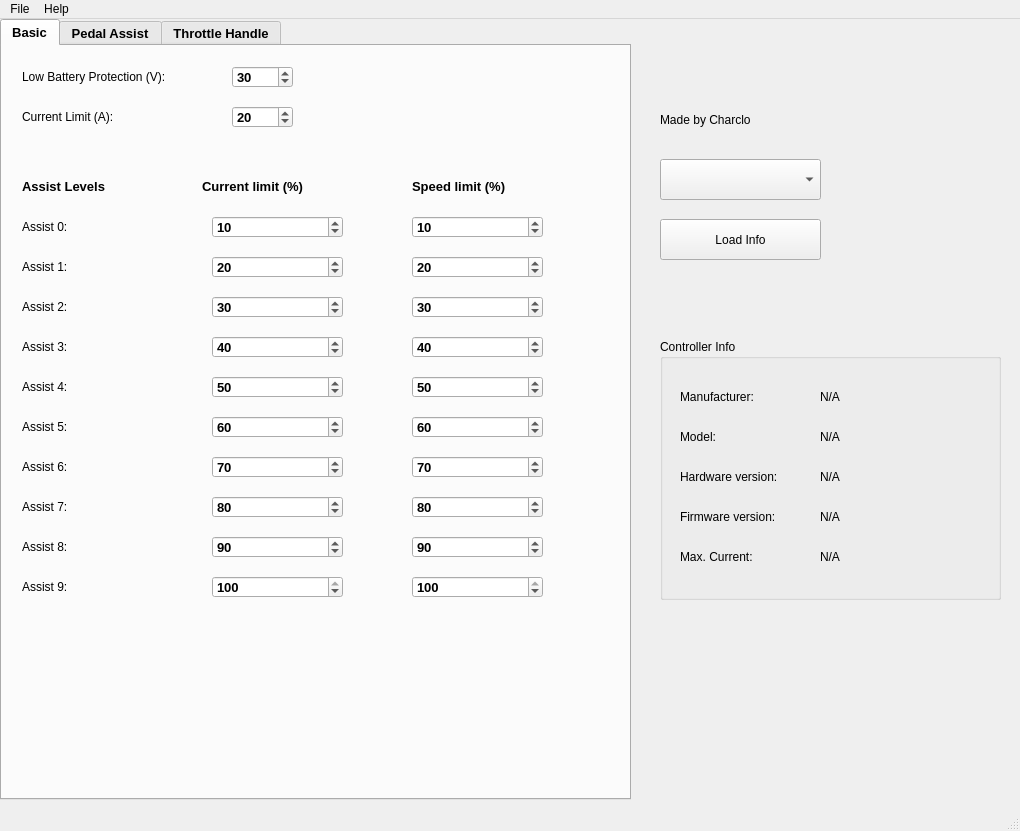
Old version of the form BafangConfigTool.ui in the repository charclo/bafang-python.
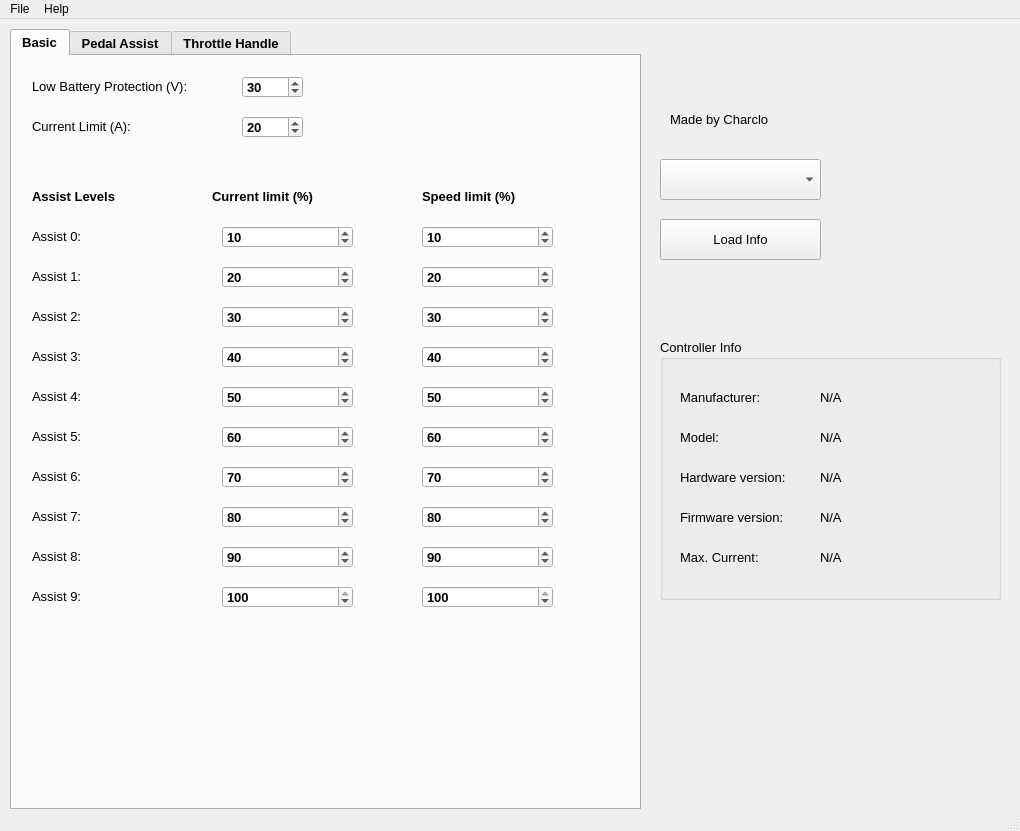
New version of the form. Icons and pictures are not drawn.

Commit message: Made some changes to make the gui look better on Mac OS X

What changed in the file:
```diff
--- a/BafangConfigTool.ui
+++ b/BafangConfigTool.ui
@@ -21,12 +21,17 @@
    <widget class="QLabel" name="labelMade">
     <property name="geometry">
      <rect>
-      <x>660</x>
+      <x>670</x>
       <y>80</y>
       <width>161</width>
       <height>41</height>
      </rect>
     </property>
+    <property name="font">
+     <font>
+      <pointsize>10</pointsize>
+     </font>
+    </property>
     <property name="text">
      <string>Made by Charclo</string>
     </property>
@@ -40,6 +45,11 @@
       <height>41</height>
      </rect>
     </property>
+    <property name="font">
+     <font>
+      <pointsize>10</pointsize>
+     </font>
+    </property>
     <property name="text">
      <string>Load Info</string>
     </property>
@@ -57,8 +67,8 @@
    <widget class="QTabWidget" name="tabWidget">
     <property name="geometry">
      <rect>
-      <x>0</x>
-      <y>0</y>
+      <x>10</x>
+      <y>10</y>
       <width>631</width>
       <height>781</height>
      </rect>
@@ -88,7 +98,7 @@
       </property>
       <property name="font">
        <font>
-        <pointsize>9</pointsize>
+        <pointsize>10</pointsize>
         <weight>50</weight>
         <bold>false</bold>
        </font>
@@ -111,7 +121,7 @@
       </property>
       <property name="font">
        <font>
-        <pointsize>9</pointsize>
+        <pointsize>10</pointsize>
         <weight>50</weight>
         <bold>false</bold>
        </font>
@@ -134,7 +144,7 @@
       </property>
       <property name="font">
        <font>
-        <pointsize>9</pointsize>
+        <pointsize>10</pointsize>
         <weight>50</weight>
         <bold>false</bold>
        </font>
@@ -157,7 +167,7 @@
       </property>
       <property name="font">
        <font>
-        <pointsize>9</pointsize>
+        <pointsize>10</pointsize>
         <weight>50</weight>
         <bold>false</bold>
        </font>
@@ -180,7 +190,7 @@
       </property>
       <property name="font">
        <font>
-        <pointsize>9</pointsize>
+        <pointsize>10</pointsize>
         <weight>50</weight>
         <bold>false</bold>
        </font>
@@ -203,7 +213,7 @@
       </property>
       <property name="font">
        <font>
-        <pointsize>9</pointsize>
+        <pointsize>10</pointsize>
         <weight>50</weight>
         <bold>false</bold>
        </font>
@@ -326,7 +336,7 @@
       </property>
       <property name="font">
        <font>
-        <pointsize>9</pointsize>
+        <pointsize>10</pointsize>
         <weight>50</weight>
         <bold>false</bold>
        </font>
@@ -349,7 +359,7 @@
       </property>
       <property name="font">
        <font>
-        <pointsize>9</pointsize>
+        <pointsize>10</pointsize>
         <weight>50</weight>
         <bold>false</bold>
        </font>
@@ -404,7 +414,7 @@
       </property>
       <property name="font">
        <font>
-        <pointsize>9</pointsize>
+        <pointsize>10</pointsize>
         <weight>50</weight>
         <bold>false</bold>
        </font>
@@ -427,7 +437,7 @@
       </property>
       <property name="font">
        <font>
-        <pointsize>9</pointsize>
+        <pointsize>10</pointsize>
         <weight>50</weight>
         <bold>false</bold>
        </font>
@@ -482,7 +492,7 @@
       </property>
       <property name="font">
        <font>
-        <pointsize>9</pointsize>
+        <pointsize>10</pointsize>
         <weight>50</weight>
         <bold>false</bold>
        </font>
@@ -521,7 +531,7 @@
       </property>
       <property name="font">
        <font>
-        <pointsize>9</pointsize>
+        <pointsize>10</pointsize>
         <weight>50</weight>
         <bold>false</bold>
        </font>
@@ -794,7 +804,7 @@
     </property>
     <property name="font">
      <font>
-      <pointsize>9</pointsize>
+      <pointsize>10</pointsize>
      </font>
     </property>
     <property name="title">
@@ -809,6 +819,11 @@
        <height>16</height>
       </rect>
      </property>
+     <property name="font">
+      <font>
+       <pointsize>10</pointsize>
+      </font>
+     </property>
      <property name="text">
       <string>Manufacturer:</string>
      </property>
@@ -835,6 +850,11 @@
        <height>16</height>
       </rect>
      </property>
+     <property name="font">
+      <font>
+       <pointsize>10</pointsize>
+      </font>
+     </property>
      <property name="text">
       <string>Model:</string>
      </property>
@@ -848,6 +868,11 @@
        <height>16</height>
       </rect>
      </property>
+     <property name="font">
+      <font>
+       <pointsize>10</pointsize>
+      </font>
+     </property>
      <property name="text">
       <string>Hardware version:</string>
      </property>
@@ -861,6 +886,11 @@
        <height>16</height>
       </rect>
      </property>
+     <property name="font">
+      <font>
+       <pointsize>10</pointsize>
+      </font>
+     </property>
      <property name="text">
       <string>Firmware version:</string>
      </property>
@@ -874,6 +904,11 @@
        <height>16</height>
       </rect>
      </property>
+     <property name="font">
+      <font>
+       <pointsize>10</pointsize>
+      </font>
+     </property>
      <property name="text">
       <string>Max. Current:</string>
      </property>
@@ -887,6 +922,11 @@
        <height>16</height>
       </rect>
      </property>
+     <property name="font">
+      <font>
+       <pointsize>10</pointsize>
+      </font>
+     </property>
      <property name="text">
       <string>N/A</string>
      </property>
@@ -900,6 +940,11 @@
        <height>16</height>
       </rect>
      </property>
+     <property name="font">
+      <font>
+       <pointsize>10</pointsize>
+      </font>
+     </property>
      <property name="text">
       <string>N/A</string>
      </property>
@@ -913,6 +958,11 @@
        <height>16</height>
       </rect>
      </property>
+     <property name="font">
+      <font>
+       <pointsize>10</pointsize>
+      </font>
+     </property>
      <property name="text">
       <string>N/A</string>
      </property>
@@ -926,6 +976,11 @@
        <height>16</height>
       </rect>
      </property>
+     <property name="font">
+      <font>
+       <pointsize>10</pointsize>
+      </font>
+     </property>
      <property name="text">
       <string>N/A</string>
      </property>
@@ -939,6 +994,11 @@
        <height>16</height>
       </rect>
      </property>
+     <property name="font">
+      <font>
+       <pointsize>10</pointsize>
+      </font>
+     </property>
      <property name="text">
       <string>N/A</string>
      </property>
```
Left out of the diff: 7 changed lines with no effect on the pictures. The commit also changes 3 other files.
